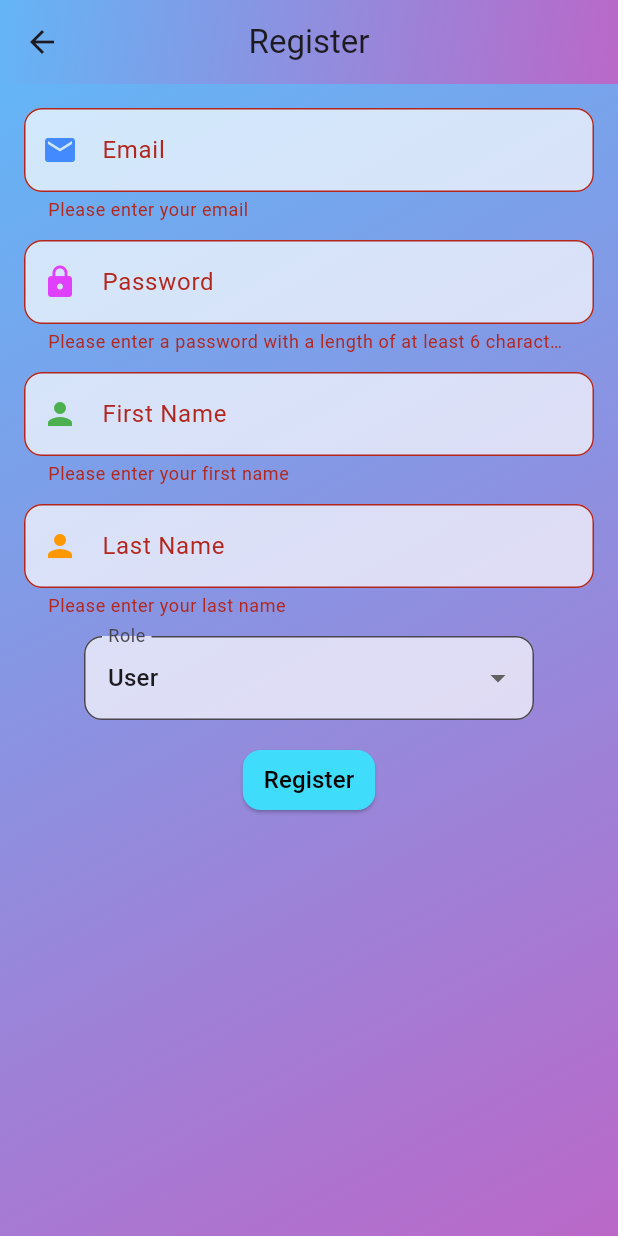
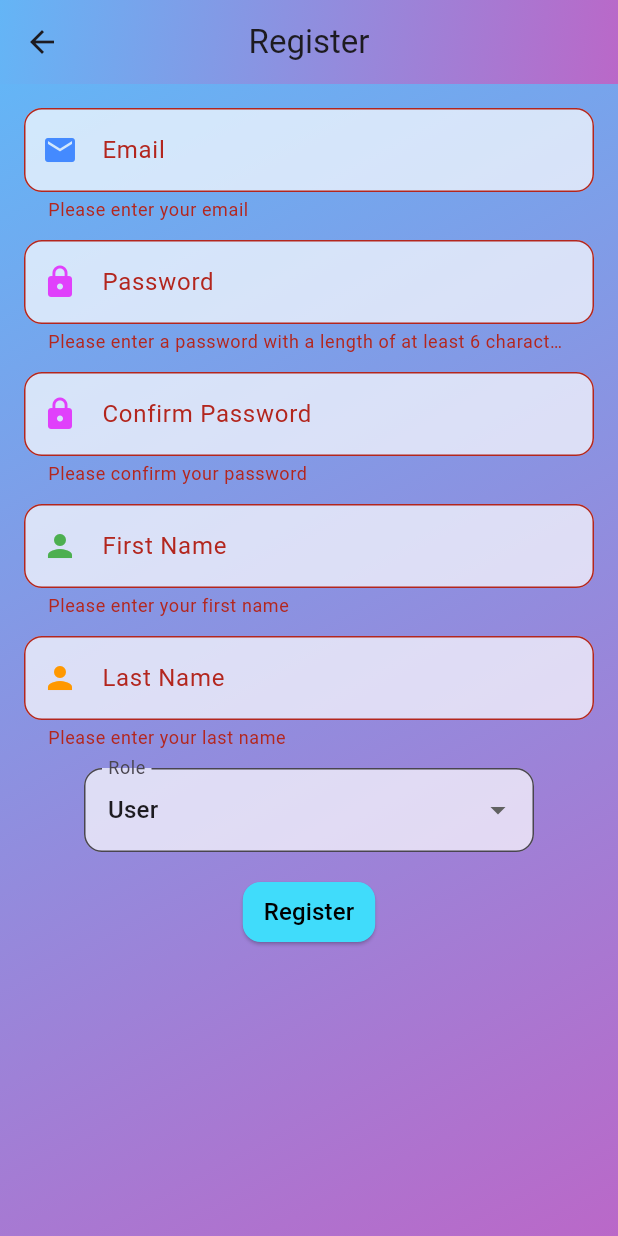
Before and after one commit to navedn/canvas_connect, a Flutter app: the RegisterScreen screen opened by its route, scrolled down 88 dp, after a tap on "Register", on a phone screen of 412 x 824 dp. Run offline on Flutter 3.47's test engine with Material 3 defaults, Android fonts, the phone set to English and light mode, and no system bars; our stand-ins replace cloud_firestore, firebase_auth, firebase_core; accounts and stored records are empty; generated files the repository leaves out were written again.

Commit message:
Adds password confirmation to registration

```diff
--- a/lib/register_screen.dart
+++ b/lib/register_screen.dart
@@ -14,6 +14,9 @@ class _RegisterScreenState extends State<RegisterScreen> {
 
   final TextEditingController _emailController = TextEditingController();
   final TextEditingController _passwordController = TextEditingController();
+  final TextEditingController _confirmPasswordController =
+      TextEditingController();
+
   final TextEditingController _firstNameController = TextEditingController();
   final TextEditingController _lastNameController = TextEditingController();
   final TextEditingController _usernameController = TextEditingController();
@@ -44,6 +47,13 @@ class _RegisterScreenState extends State<RegisterScreen> {
       if (isTaken) {
         setState(() {
           _errorMessage = "Username is already taken. Please choose another.";
+        });
+        return;
+      }
+
+      if (_passwordController.text != _confirmPasswordController.text) {
+        setState(() {
+          _errorMessage = "Passwords do not match.";
         });
         return;
       }
@@ -194,6 +204,32 @@ class _RegisterScreenState extends State<RegisterScreen> {
                       ),
                       SizedBox(height: 12),
                       TextFormField(
+                        controller: _confirmPasswordController,
+                        decoration: InputDecoration(
+                          labelText: 'Confirm Password',
+                          prefixIcon:
+                              Icon(Icons.lock, color: Colors.purpleAccent),
+                          filled: true,
+                          fillColor: Colors.white.withOpacity(0.7),
+                          border: OutlineInputBorder(
+                            borderRadius: BorderRadius.circular(12.0),
+                          ),
+                        ),
+                        obscureText: true,
+                        validator: (value) {
+                          if (value == null || value.isEmpty) {
+                            return 'Please confirm your password';
+                          }
+                          if (value != _passwordController.text) {
+                            return 'Passwords do not match';
+                          }
+                          return null;
+                        },
+                      ),
+                      SizedBox(
+                        height: 12,
+                      ),
+                      TextFormField(
                         controller: _firstNameController,
                         decoration: InputDecoration(
                           labelText: 'First Name',
```
